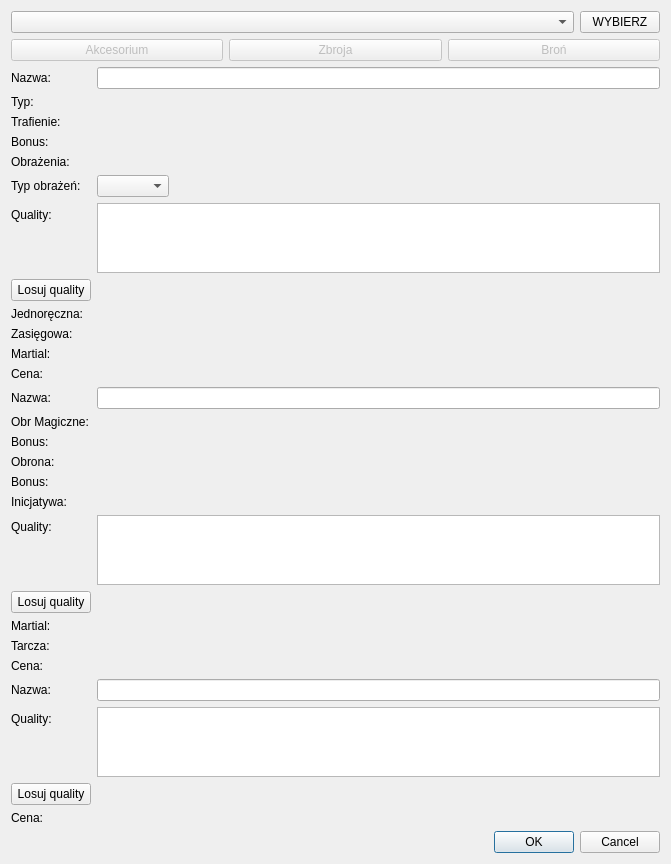
Above: gui/dialogue/itemgen/itemgendialogue.ui from FasolowySpioch/faubla-ultima-item-generator before the change. Below: the same form after it.
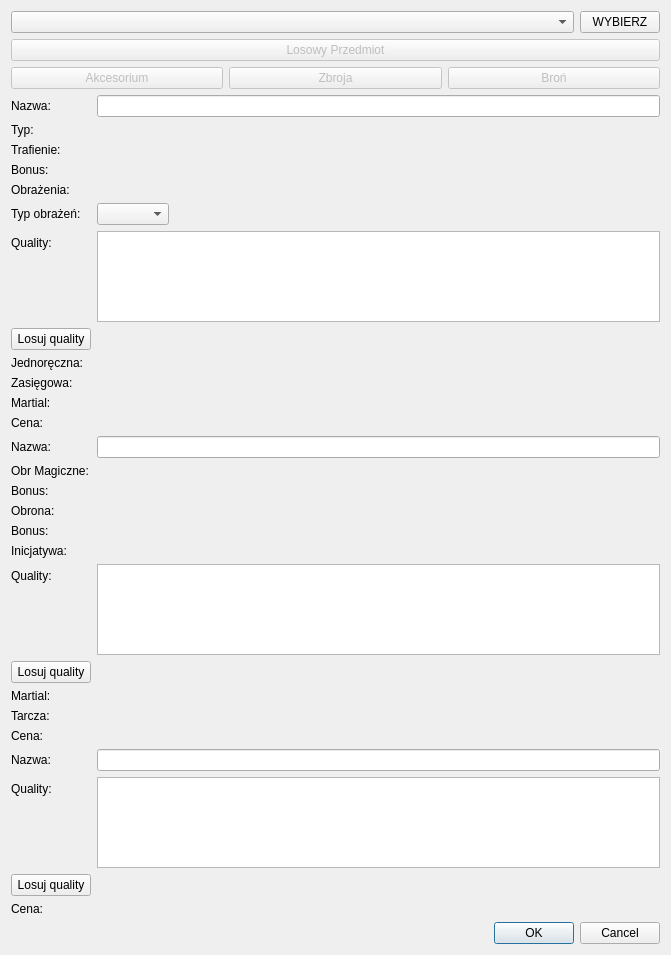
That is the form after the change.

Commit message: Child proved main window

```diff
--- a/gui/dialogue/itemgen/itemgendialogue.ui
+++ b/gui/dialogue/itemgen/itemgendialogue.ui
@@ -7,7 +7,7 @@
     <x>0</x>
     <y>0</y>
     <width>671</width>
-    <height>596</height>
+    <height>955</height>
    </rect>
   </property>
   <property name="windowTitle">
@@ -15,7 +15,7 @@
   </property>
   <layout class="QVBoxLayout" name="verticalLayout">
    <item>
-    <layout class="QVBoxLayout" name="verticalLayout_2" stretch="0,0,0,0,0">
+    <layout class="QVBoxLayout" name="verticalLayout_2" stretch="0,0,0,0,0,0">
      <item>
       <layout class="QHBoxLayout" name="ChoosePlayerLayout" stretch="1,0">
        <item>
@@ -33,6 +33,16 @@
        </item>
       </layout>
      </item>
+     <item>
+      <widget class="QPushButton" name="BttnQuickGenerate">
+       <property name="enabled">
+        <bool>false</bool>
+       </property>
+       <property name="text">
+        <string>Losowy Przedmiot</string>
+       </property>
+      </widget>
+     </item>
      <item>
       <layout class="QHBoxLayout" name="ChooseItemLayout">
        <item>
```
The commit also changes 4 other files.
